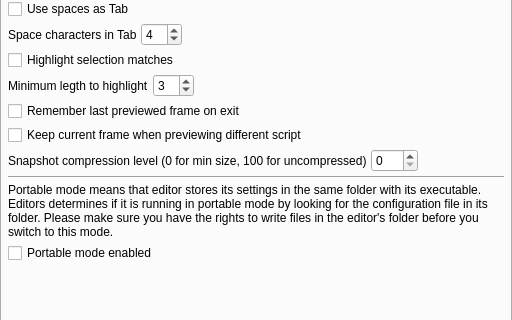
The window that vsedit/src/settings/settings_dialog.ui (YomikoR/VapourSynth-Editor) describes before a commit, drawn with Qt 5; both pictures show x 0 to 512 and y 135 to 455 of the 512 by 665 pixel window.
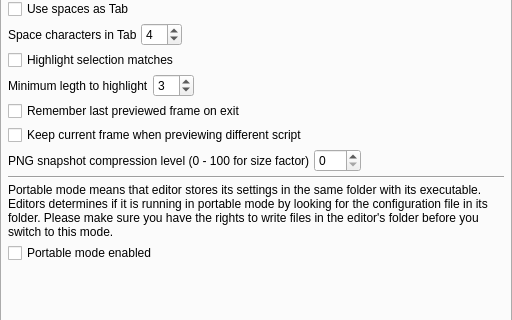
The same window after the commit.

Commit message: Snapshot: disable lossy webp compression options because it won't have any practical usefulness

```diff
--- a/vsedit/src/settings/settings_dialog.ui
+++ b/vsedit/src/settings/settings_dialog.ui
@@ -249,7 +249,7 @@
          <item>
           <widget class="QLabel" name="snapshotCompressionLevelLabel">
            <property name="text">
-            <string>Snapshot compression level (0 for min size, 100 for uncompressed)</string>
+            <string>PNG snapshot compression level (0 - 100 for size factor)</string>
            </property>
           </widget>
          </item>
```
The commit also changes 6 other files.
